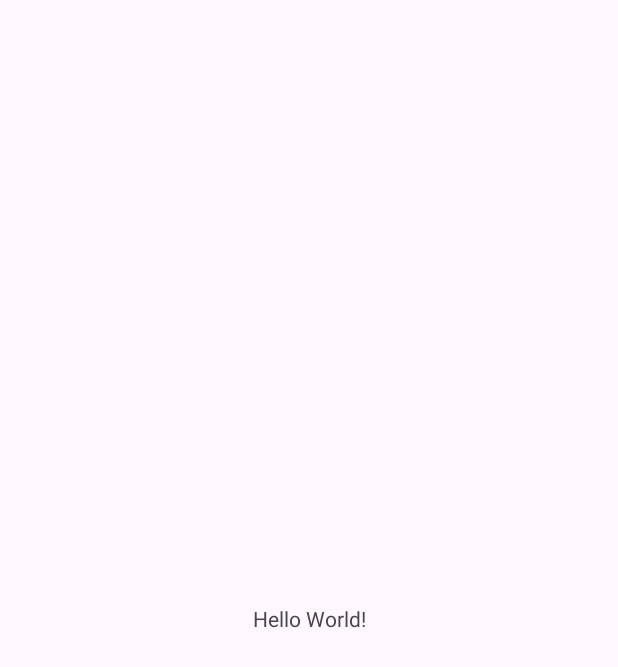
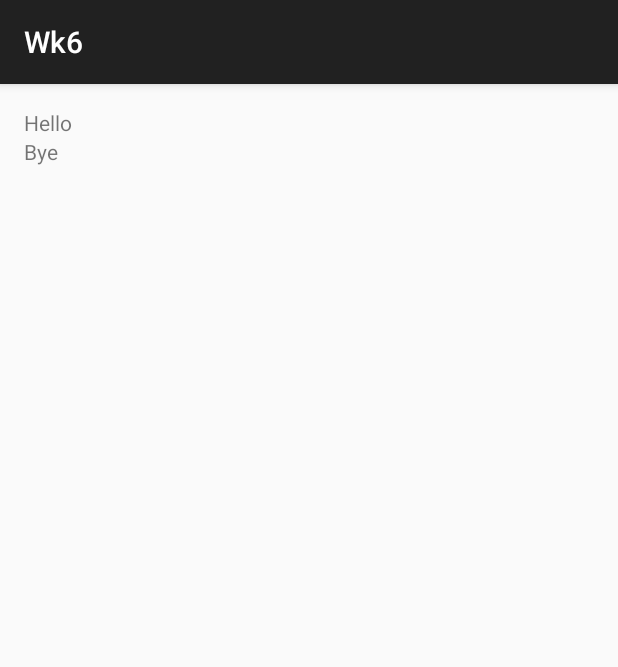
Before and after one commit to Shakir21018545/Wk6, an Android app: the screen it shows after launch (MainActivity), on a phone screen of 412 x 824 dp. Before the commit the part shown is almost empty. Shown: the top 667 px of the screen. Run offline under Robolectric (Android 15) with nearby library versions, the phone set to English and light mode, and no system bars.

```diff
--- a/app/src/main/res/layout/activity_main.xml
+++ b/app/src/main/res/layout/activity_main.xml
@@ -1,18 +1,19 @@
 <?xml version="1.0" encoding="utf-8"?>
-<androidx.constraintlayout.widget.ConstraintLayout xmlns:android="http://schemas.android.com/apk/res/android"
-    xmlns:app="http://schemas.android.com/apk/res-auto"
-    xmlns:tools="http://schemas.android.com/tools"
+<LinearLayout xmlns:android="http://schemas.android.com/apk/res/android"
     android:layout_width="match_parent"
     android:layout_height="match_parent"
-    tools:context=".MainActivity">
+    android:orientation="vertical"
+    android:padding="16dp">
 
     <TextView
-        android:layout_width="wrap_content"
+        android:id="@+id/textViewTranslatedText1"
+        android:layout_width="match_parent"
         android:layout_height="wrap_content"
-        android:text="Hello World!"
-        app:layout_constraintBottom_toBottomOf="parent"
-        app:layout_constraintEnd_toEndOf="parent"
-        app:layout_constraintStart_toStartOf="parent"
-        app:layout_constraintTop_toTopOf="parent" />
+        android:text="Hello" />
 
-</androidx.constraintlayout.widget.ConstraintLayout>
+    <TextView
+        android:id="@+id/textViewTranslatedText2"
+        android:layout_width="match_parent"
+        android:layout_height="wrap_content"
+        android:text="Bye" />
+</LinearLayout>
--- a/app/src/main/res/values-night/themes.xml
+++ b/app/src/main/res/values-night/themes.xml
@@ -1,6 +1,6 @@
 <resources xmlns:tools="http://schemas.android.com/tools">
     <!-- Base application theme. -->
-    <style name="Base.Theme.Wk6" parent="Theme.Material3.DayNight.NoActionBar">
+    <style name="Base.Theme.Wk6" parent="Theme.AppCompat.Light.DarkActionBar">
         <!-- Customize your dark theme here. -->
         <!-- <item name="colorPrimary">@color/my_dark_primary</item> -->
     </style>
--- a/app/src/main/res/values/themes.xml
+++ b/app/src/main/res/values/themes.xml
@@ -1,6 +1,6 @@
 <resources xmlns:tools="http://schemas.android.com/tools">
     <!-- Base application theme. -->
-    <style name="Base.Theme.Wk6" parent="Theme.Material3.DayNight.NoActionBar">
+    <style name="Base.Theme.Wk6" parent="Theme.AppCompat.Light.DarkActionBar">
         <!-- Customize your light theme here. -->
         <!-- <item name="colorPrimary">@color/my_light_primary</item> -->
     </style>
```
Also changed, not shown: app/src/main/java/sg/edu/rp/c346/id21018545/wk6/MainActivity.java (+68 -0 lines).
